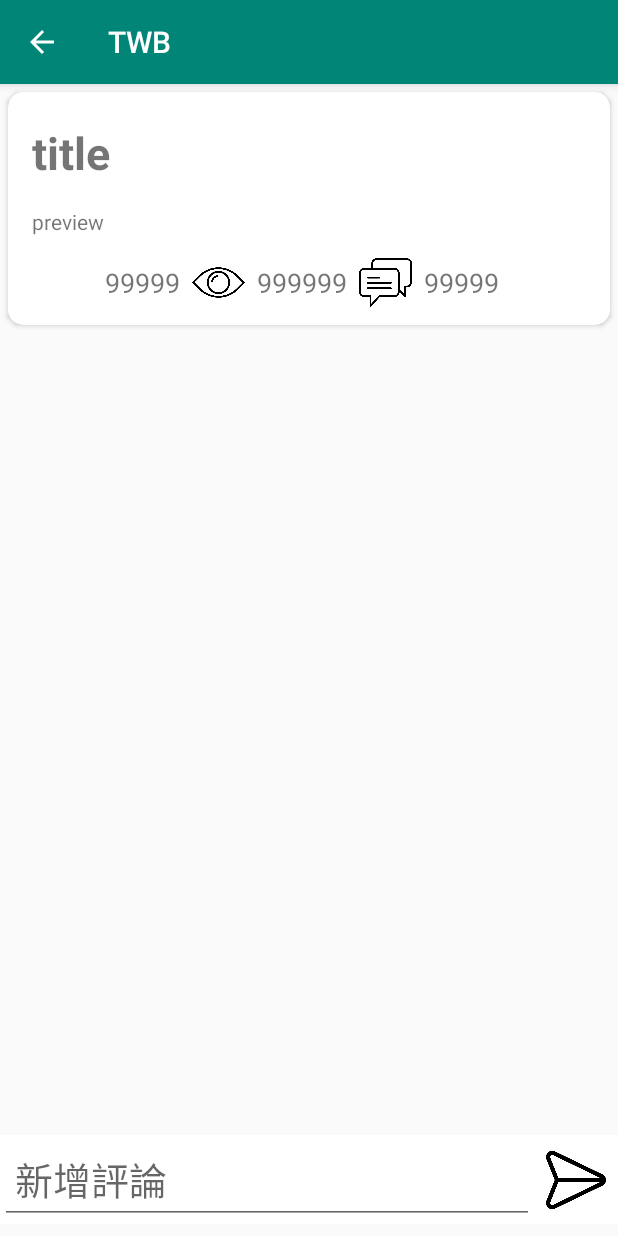
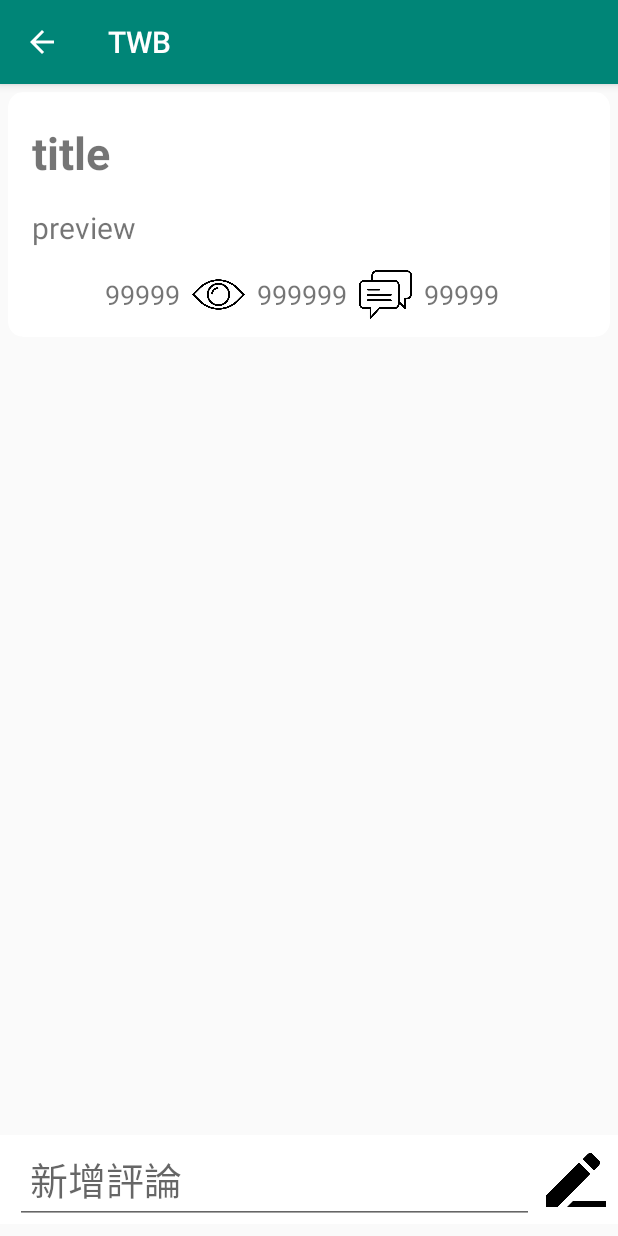
Before and after one commit to eebrian123tw93/TWB-Public, an Android app: the ArticleActivity screen opened directly, with no data from a screen before it, on a phone screen of 412 x 824 dp. Run offline under Robolectric (Android 15) with nearby library versions, the phone set to English and light mode, and no system bars; our stand-ins replace RxJava; libraries missing offline, so code that uses them is left out: com.akiniyalocts.imgur_api, com.lcodecore.tkrefreshlayout, com.shashank.sony; plain views replace TwinklingRefreshLayout; network calls fail; pictures from the network do not load; 16 statements that could not run were skipped.

Commit message:
132156456465

```diff
--- a/TWBAndroid/app/src/main/res/layout/activity_article.xml
+++ b/TWBAndroid/app/src/main/res/layout/activity_article.xml
@@ -71,7 +71,8 @@
                                     android:gravity="top"
 
 
-                                    android:text="preview" />
+                                    android:text="preview"
+                                    android:textSize="20sp" />
 
                                 <android.support.v7.widget.RecyclerView
                                     android:id="@+id/imageViews_recyclerView"
@@ -187,14 +188,15 @@
                 android:id="@+id/comment_editText"
                 android:layout_width="0dp"
                 android:layout_height="wrap_content"
+                android:layout_marginStart="10dp"
                 android:layout_marginEnd="8dp"
                 android:ems="10"
                 android:hint="@string/insert_comment"
                 android:inputType="text"
                 android:paddingHorizontal="10dp"
                 android:text=""
+
                 android:textSize="25dp"
-
                 card_view:layout_constraintBottom_toBottomOf="parent"
                 card_view:layout_constraintEnd_toStartOf="@+id/send_imaeView"
                 card_view:layout_constraintHorizontal_bias="1.0"
@@ -210,7 +212,7 @@
                 card_view:layout_constraintBottom_toBottomOf="parent"
                 card_view:layout_constraintEnd_toEndOf="parent"
                 card_view:layout_constraintTop_toTopOf="parent"
-                card_view:srcCompat="@drawable/send" />
+                card_view:srcCompat="@drawable/underline_button" />
 
         </android.support.constraint.ConstraintLayout>
 
--- a/TWBAndroid/app/src/main/res/layout/item_article_comment.xml
+++ b/TWBAndroid/app/src/main/res/layout/item_article_comment.xml
@@ -7,7 +7,8 @@
     android:layout_height="wrap_content"
     android:layout_gravity="center"
     android:layout_margin="5dp"
-    card_view:cardCornerRadius="5dp">
+    card_view:cardCornerRadius="20dp"
+    card_view:contentPadding="5dp">
 
     <android.support.constraint.ConstraintLayout
         android:id="@+id/layout"
```
Also changed, not shown: TWBAndroid/app/src/main/res/drawable/underline_button.png (added).
